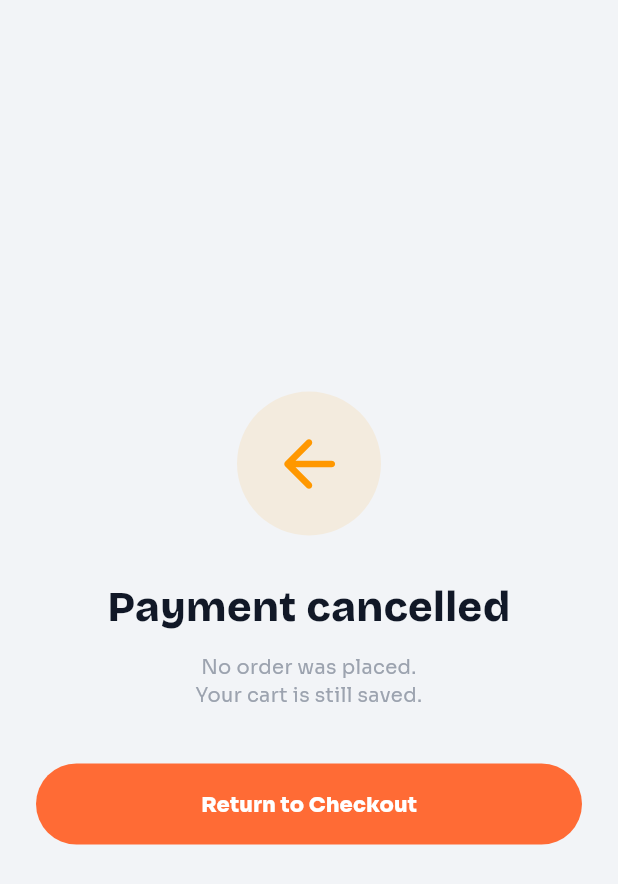
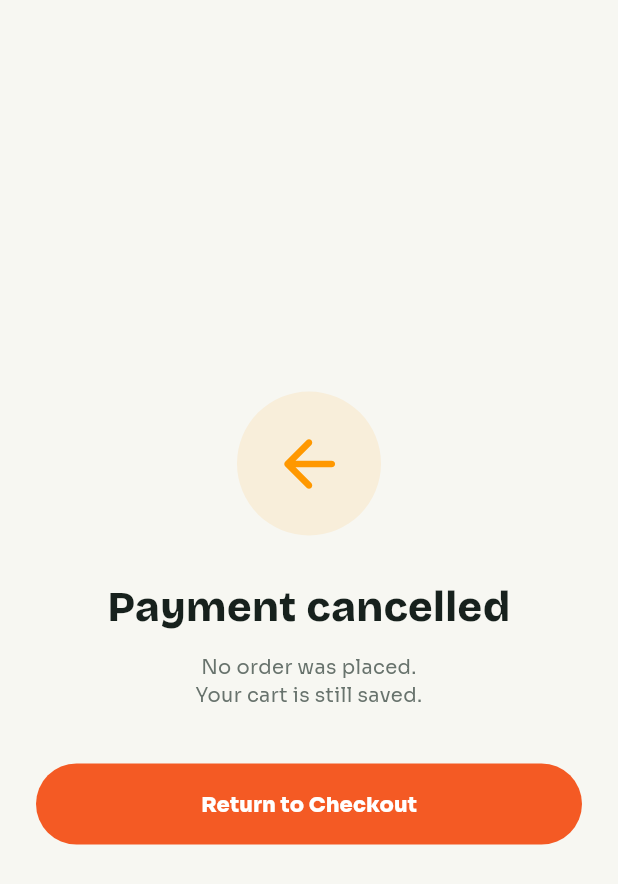
Before and after one commit to johndavidjeevaraj-design/rebesta-platform, a Flutter app: the PaymentCancelledScreen screen opened directly, on a phone screen of 412 x 824 dp. Shown: the top 884 px of the screen. Run offline on Flutter 3.47's test engine with Material 3 defaults, Android fonts, the phone set to English and light mode, and no system bars; our stand-ins replace cached_network_image, connectivity_plus, dio, firebase_core, firebase_messaging, flutter_local_notifications and 12 more; missing offline and left inert: razorpay_flutter; accounts and stored records are empty; network calls fail.

Commit message:
feat(customer-ui): apply Rebesta food delivery design tokens

```diff
--- a/rebesta_customers/lib/theme/app_theme.dart
+++ b/rebesta_customers/lib/theme/app_theme.dart
@@ -1,47 +1,46 @@
-// THEME LOCK: light — source: domain signal (consumer food app)
-// Scaffold.backgroundColor = AppTheme.backgroundLight — ALL screens
+// Customer app theme — Rebesta food delivery design system.
 
 import 'package:flutter/material.dart';
 import 'package:google_fonts/google_fonts.dart';
 
 class AppTheme {
-  // Brand colors
-  static const Color primary = Color(0xFFFF6B35);
-  static const Color primaryContainer = Color(0xFFFFE8DC);
-  static const Color secondary = Color(0xFF2D9CDB);
-  static const Color secondaryContainer = Color(0xFFD6EEFA);
+  // Brand
+  static const Color primary = Color(0xFFF45A24);
+  static const Color primaryContainer = Color(0xFFFFE7DC);
+  static const Color secondary = Color(0xFF18794E);
+  static const Color secondaryContainer = Color(0xFFDDF3E7);
 
   // Semantic
-  static const Color success = Color(0xFF22C55E);
-  static const Color successContainer = Color(0xFFDCFCE7);
-  static const Color warning = Color(0xFFF59E0B);
-  static const Color warningContainer = Color(0xFFFEF3C7);
-  static const Color errorColor = Color(0xFFEF4444);
+  static const Color success = Color(0xFF18794E);
+  static const Color successContainer = Color(0xFFDDF3E7);
+  static const Color warning = Color(0xFFA96508);
+  static const Color warningContainer = Color(0xFFFFF1D6);
+  static const Color errorColor = Color(0xFFC93636);
 
   // Light surfaces
   static const Color surfaceLight = Color(0xFFFFFFFF);
-  static const Color surfaceVariantLight = Color(0xFFF7F8FA);
-  static const Color backgroundLight = Color(0xFFF2F4F7);
-  static const Color outlineLight = Color(0xFFE5E7EB);
-  static const Color mutedText = Color(0xFF9CA3AF);
-  static const Color bodyText = Color(0xFF374151);
-  static const Color headlineText = Color(0xFF111827);
+  static const Color surfaceVariantLight = Color(0xFFF0F2ED);
+  static const Color backgroundLight = Color(0xFFF7F7F2);
+  static const Color outlineLight = Color(0xFFE5E9E4);
+  static const Color mutedText = Color(0xFF68736D);
+  static const Color bodyText = Color(0xFF46514B);
+  static const Color headlineText = Color(0xFF17211D);
 
   // Dark surfaces
-  static const Color surfaceDark = Color(0xFF1E2028);
-  static const Color backgroundDark = Color(0xFF13141A);
+  static const Color surfaceDark = Color(0xFF202923);
+  static const Color backgroundDark = Color(0xFF111914);
 
   static ThemeData get lightTheme => ThemeData(
     useMaterial3: true,
-    colorScheme: ColorScheme.light(
+    colorScheme: const ColorScheme.light(
       primary: primary,
       onPrimary: Colors.white,
       primaryContainer: primaryContainer,
-      onPrimaryContainer: Color(0xFF7A2800),
+      onPrimaryContainer: Color(0xFF762B0C),
       secondary: secondary,
       onSecondary: Colors.white,
       secondaryContainer: secondaryContainer,
-      onSecondaryContainer: Color(0xFF0A3D5C),
+      onSecondaryContainer: Color(0xFF104C31),
       surface: surfaceLight,
       onSurface: headlineText,
       surfaceContainerHighest: surfaceVariantLight,
@@ -49,93 +48,32 @@ class AppTheme {
       error: errorColor,
       onError: Colors.white,
       outline: outlineLight,
-      outlineVariant: Color(0xFFF3F4F6),
+      outlineVariant: Color(0xFFF0F2ED),
     ),
     scaffoldBackgroundColor: backgroundLight,
     textTheme: GoogleFonts.dmSansTextTheme().copyWith(
-      displayLarge: GoogleFonts.dmSans(
-        fontSize: 32,
-        fontWeight: FontWeight.w700,
-        color: headlineText,
-      ),
-      displayMedium: GoogleFonts.dmSans(
-        fontSize: 28,
-        fontWeight: FontWeight.w700,
-        color: headlineText,
-      ),
-      headlineLarge: GoogleFonts.dmSans(
-        fontSize: 24,
-        fontWeight: FontWeight.w700,
-        color: headlineText,
-      ),
-      headlineMedium: GoogleFonts.dmSans(
-        fontSize: 20,
-        fontWeight: FontWeight.w600,
-        color: headlineText,
-      ),
-      headlineSmall: GoogleFonts.dmSans(
-        fontSize: 18,
-        fontWeight: FontWeight.w600,
-        color: headlineText,
-      ),
-      titleLarge: GoogleFonts.dmSans(
-        fontSize: 16,
-        fontWeight: FontWeight.w700,
-        color: headlineText,
-      ),
-      titleMedium: GoogleFonts.dmSans(
-        fontSize: 15,
-        fontWeight: FontWeight.w600,
-        color: headlineText,
-      ),
-      titleSmall: GoogleFonts.dmSans(
-        fontSize: 14,
-        fontWeight: FontWeight.w600,
-        color: headlineText,
-      ),
-      bodyLarge: GoogleFonts.dmSans(
-        fontSize: 15,
-        fontWeight: FontWeight.w400,
-        color: bodyText,
-      ),
-      bodyMedium: GoogleFonts.dmSans(
-        fontSize: 13,
-        fontWeight: FontWeight.w400,
-        color: bodyText,
-      ),
-      bodySmall: GoogleFonts.dmSans(
-        fontSize: 12,
-        fontWeight: FontWeight.w400,
-        color: mutedText,
-      ),
-      labelLarge: GoogleFonts.dmSans(
-        fontSize: 14,
-        fontWeight: FontWeight.w600,
-        color: headlineText,
-      ),
-      labelMedium: GoogleFonts.dmSans(
-        fontSize: 12,
-        fontWeight: FontWeight.w600,
-        color: headlineText,
-      ),
-      labelSmall: GoogleFonts.dmSans(
-        fontSize: 11,
-        fontWeight: FontWeight.w600,
-        letterSpacing: 0.2,
-        color: headlineText,
-      ),
+      displayLarge: GoogleFonts.dmSans(fontSize: 32, fontWeight: FontWeight.w700, color: headlineText),
+      displayMedium: GoogleFonts.dmSans(fontSize: 28, fontWeight: FontWeight.w700, color: headlineText),
+      headlineLarge: GoogleFonts.dmSans(fontSize: 24, fontWeight: FontWeight.w700, color: headlineText),
+      headlineMedium: GoogleFonts.dmSans(fontSize: 20, fontWeight: FontWeight.w600, color: headlineText),
+      headlineSmall: GoogleFonts.dmSans(fontSize: 18, fontWeight: FontWeight.w600, color: headlineText),
+      titleLarge: GoogleFonts.dmSans(fontSize: 16, fontWeight: FontWeight.w700, color: headlineText),
+      titleMedium: GoogleFonts.dmSans(fontSize: 15, fontWeight: FontWeight.w600, color: headlineText),
+      titleSmall: GoogleFonts.dmSans(fontSize: 14, fontWeight: FontWeight.w600, color: headlineText),
+      bodyLarge: GoogleFonts.dmSans(fontSize: 15, fontWeight: FontWeight.w400, color: bodyText),
+      bodyMedium: GoogleFonts.dmSans(fontSize: 13, fontWeight: FontWeight.w400, color: bodyText),
+      bodySmall: GoogleFonts.dmSans(fontSize: 12, fontWeight: FontWeight.w400, color: mutedText),
+      labelLarge: GoogleFonts.dmSans(fontSize: 14, fontWeight: FontWeight.w600, color: headlineText),
+      labelMedium: GoogleFonts.dmSans(fontSize: 12, fontWeight: FontWeight.w600, color: headlineText),
+      labelSmall: GoogleFonts.dmSans(fontSize: 11, fontWeight: FontWeight.w600, letterSpacing: 0.2, color: headlineText),
     ),
-    appBarTheme: AppBarThemeData(
+    appBarTheme: AppBarTheme(
       backgroundColor: surfaceLight,
       elevation: 0,
       scrolledUnderElevation: 0,
-      titleTextStyle: GoogleFonts.dmSans(
-        fontSize: 18,
-        fontWeight: FontWeight.w700,
-        color: headlineText,
-      ),
+      titleTextStyle: GoogleFonts.dmSans(fontSize: 18, fontWeight: FontWeight.w700, color: headlineText),
     ),
-    cardTheme: CardThemeData(
+    cardTheme: CardTheme(
       color: surfaceLight,
       elevation: 0,
       shape: RoundedRectangleBorder(borderRadius: BorderRadius.circular(16)),
@@ -144,76 +82,50 @@ class AppTheme {
       backgroundColor: surfaceVariantLight,
       selectedColor: primary,
       labelStyle: GoogleFonts.dmSans(fontSize: 13, fontWeight: FontWeight.w500),
-      padding: EdgeInsets.symmetric(horizontal: 12, vertical: 6),
+      padding: const EdgeInsets.symmetric(horizontal: 12, vertical: 6),
       shape: RoundedRectangleBorder(borderRadius: BorderRadius.circular(20)),
     ),
-    inputDecorationTheme: InputDecorationThemeData(
+    inputDecorationTheme: InputDecorationTheme(
       filled: true,
       fillColor: surfaceVariantLight,
-      border: OutlineInputBorder(
-        borderRadius: BorderRadius.circular(12),
-        borderSide: BorderSide(color: outlineLight),
-      ),
-      enabledBorder: OutlineInputBorder(
-        borderRadius: BorderRadius.circular(12),
-        borderSide: BorderSide(color: outlineLight),
-      ),
-      focusedBorder: OutlineInputBorder(
-        borderRadius: BorderRadius.circular(12),
-        borderSide: BorderSide(color: primary, width: 2),
-      ),
-      contentPadding: EdgeInsets.symmetric(horizontal: 16, vertical: 14),
+      border: OutlineInputBorder(borderRadius: BorderRadius.circular(12), borderSide: const BorderSide(color: outlineLight)),
+      enabledBorder: OutlineInputBorder(borderRadius: BorderRadius.circular(12), borderSide: const BorderSide(color: outlineLight)),
+      focusedBorder: OutlineInputBorder(borderRadius: BorderRadius.circular(12), borderSide: const BorderSide(color: primary, width: 2)),
+      contentPadding: const EdgeInsets.symmetric(horizontal: 16, vertical: 14),
     ),
-    bottomNavigationBarTheme: BottomNavigationBarThemeData(
-      backgroundColor: Colors.transparent,
-      elevation: 0,
-    ),
-    extensions: [],
+    bottomNavigationBarTheme: const BottomNavigationBarThemeData(backgroundColor: Colors.transparent, elevation: 0),
   );
 
   static ThemeData get darkTheme => ThemeData(
     useMaterial3: true,
-    colorScheme: ColorScheme.dark(
+    colorScheme: const ColorScheme.dark(
       primary: primary,
       onPrimary: Colors.white,
-      primaryContainer: Color(0xFF7A2800),
-      onPrimaryContainer: Color(0xFFFFDBCC),
-      secondary: secondary,
-      onSecondary: Colors.white,
-      secondaryContainer: Color(0xFF0A3D5C),
-      onSecondaryContainer: Color(0xFFD6EEFA),
+      primaryContainer: Color(0xFF762B0C),
+      onPrimaryContainer: Color(0xFFFFE7DC),
+      secondary: Color(0xFF65C58E),
+      onSecondary: Color(0xFF082B19),
+      secondaryContainer: Color(0xFF104C31),
+      onSecondaryContainer: Color(0xFFDDF3E7),
       surface: surfaceDark,
-      onSurface: Color(0xFFE8E8E8),
-      surfaceContainerHighest: Color(0xFF2A2B35),
-      onSurfaceVariant: Color(0xFFB0B4BE),
-      error: Color(0xFFCF6679),
-      onError: Colors.white,
-      outline: Color(0xFF3A3D4A),
-      outlineVariant: Color(0xFF2A2B35),
+      onSurface: Color(0xFFEAF0EB),
+      surfaceContainerHighest: Color(0xFF2B362F),
+      onSurfaceVariant: Color(0xFFC0CBC3),
+      error: Color(0xFFFFB4AB),
+      onError: Color(0xFF690005),
+      outline: Color(0xFF59665D),
+      outlineVariant: Color(0xFF39463D),
     ),
     scaffoldBackgroundColor: backgroundDark,
     textTheme: GoogleFonts.dmSansTextTheme(ThemeData.dark().textTheme),
   );
 
-  // Helper: card shadow
   static List<BoxShadow> get cardShadow => [
-    BoxShadow(
-      color: Colors.black.withAlpha(15),
-      blurRadius: 16,
-      offset: Offset(0, 4),
-    ),
-    BoxShadow(
-      color: Colors.black.withAlpha(8),
-      blurRadius: 4,
-      offset: Offset(0, 1),
-    ),
+    BoxShadow(color: Colors.black.withAlpha(12), blurRadius: 18, offset: const Offset(0, 5)),
+    BoxShadow(color: Colors.black.withAlpha(5), blurRadius: 4, offset: const Offset(0, 1)),
   ];
 
   static List<BoxShadow> get pillNavShadow => [
-    BoxShadow(
-      color: Colors.black.withAlpha(31),
-      blurRadius: 24,
-      offset: Offset(0, 8),
-    ),
+    BoxShadow(color: Colors.black.withAlpha(28), blurRadius: 24, offset: const Offset(0, 8)),
   ];
 }
```
